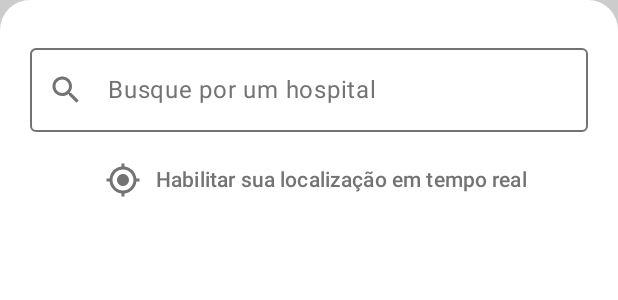
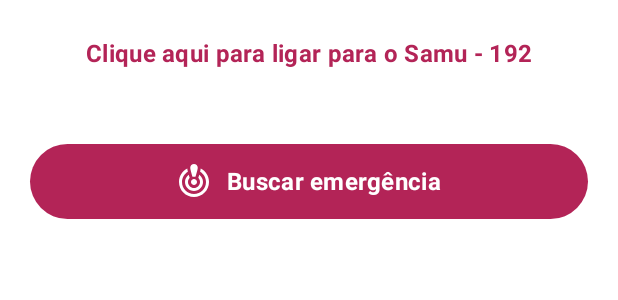
Before and after one commit to maeceloacm1998/Susan, an Android app built with Jetpack Compose: the @Preview function FooterComponentPreview, on a phone screen of 412 x 824 dp. Shown: the top 300 px of the screen. Run offline under Robolectric (Android 15) with nearby library versions, the phone set to English and light mode, and no system bars; our stand-ins replace constraintlayout-compose.

Commit message:
feat: add new components in home

```diff
--- a/core/src/main/java/com/app/core/components/buttons/ButtonComponent.kt
+++ b/core/src/main/java/com/app/core/components/buttons/ButtonComponent.kt
@@ -1,10 +1,14 @@
 package com.app.core.components.buttons
 
 import androidx.compose.foundation.Image
+import androidx.compose.foundation.layout.Arrangement
+import androidx.compose.foundation.layout.Row
 import androidx.compose.foundation.layout.fillMaxWidth
 import androidx.compose.foundation.layout.height
+import androidx.compose.foundation.layout.padding
 import androidx.compose.foundation.layout.size
 import androidx.compose.material.icons.Icons
+import androidx.compose.material.icons.filled.ArrowForward
 import androidx.compose.material.icons.filled.Check
 import androidx.compose.material3.Button
 import androidx.compose.material3.ButtonDefaults
@@ -12,10 +16,14 @@ import androidx.compose.material3.CircularProgressIndicator
 import androidx.compose.material3.MaterialTheme
 import androidx.compose.material3.Text
 import androidx.compose.runtime.Composable
+import androidx.compose.ui.Alignment
 import androidx.compose.ui.Modifier
 import androidx.compose.ui.graphics.Color
 import androidx.compose.ui.graphics.ColorFilter
+import androidx.compose.ui.graphics.painter.Painter
+import androidx.compose.ui.graphics.vector.ImageVector
 import androidx.compose.ui.text.font.FontWeight
+import androidx.compose.ui.tooling.preview.Preview
 import com.app.core.ui.theme.CustomDimensions
 import com.app.core.ui.theme.GrayDark
 import com.app.core.ui.theme.GrayLight
@@ -25,13 +33,16 @@ import com.app.core.ui.theme.SuccessLight
 
 @Composable
 fun ButtonComponent(
+    modifier: Modifier = Modifier,
     title: String,
     titleColor: Color = SoftBlack,
     containerColor: Color = GrayDark,
+    imageVector: ImageVector? = null,
+    painter: Painter? = null,
+    iconColor: Color = Color.White,
     loading: Boolean = false,
     isChecked: Boolean = false,
     onButtonListener: () -> Unit,
-    modifier: Modifier = Modifier,
 ) {
     Button(
         modifier = modifier
@@ -59,6 +70,28 @@ fun ButtonComponent(
                     )
                 )
             } else {
+                Row(
+                    verticalAlignment = Alignment.CenterVertically,
+                    horizontalArrangement = Arrangement.Center
+                ) {
+                    if (imageVector != null) {
+                        Image(
+                            modifier = Modifier.padding(end = CustomDimensions.padding10),
+                            imageVector = imageVector,
+                            colorFilter = ColorFilter.tint(iconColor),
+                            contentDescription = "icon_button",
+                        )
+                    }
+
+                    if (painter != null) {
+                        Image(
+                            modifier = Modifier.padding(end = CustomDimensions.padding10),
+                            painter = painter,
+                            colorFilter = ColorFilter.tint(iconColor),
+                            contentDescription = "icon_button",
+                        )
+                    }
+
                     Text(
                         text = title,
                         color = titleColor,
@@ -69,3 +102,10 @@ fun ButtonComponent(
             }
         }
     }
+}
+
+@Preview
+@Composable
+fun ButtonComponentPreview() {
+    ButtonComponent(title = "Buscar emergência", onButtonListener = { /*TODO*/ })
+}
--- a/core/src/main/java/com/app/core/service/di/ServiceDI.kt
+++ b/core/src/main/java/com/app/core/service/di/ServiceDI.kt
@@ -1,11 +1,13 @@
 package com.app.core.service.di
 
 import com.app.core.service.location.di.LocationServiceModule
+import com.app.core.service.phonedialog.PhoneDialogModule
 import com.app.core.service.sharedpreferences.SharedPreferencesModule
 
 object ServiceDI {
     val instance = listOf(
         SharedPreferencesModule.modules,
-        LocationServiceModule.modules
+        LocationServiceModule.modules,
+        PhoneDialogModule.modules
     )
 }
--- a/core/src/main/java/com/app/core/ui/theme/Color.kt
+++ b/core/src/main/java/com/app/core/ui/theme/Color.kt
@@ -12,7 +12,7 @@ val BrowDark = Color(0xFFD99734)
 val BlueDark = Color(0xFF1A212D)
 val Background = Color(0xFFFAFAFA)
 val BackgroundTransparent = Color(0xBF021533)
-val RedDark = Color(0xFFB3261E)
+val RedDark = Color(0xFFB32457)
 val SoftBlack = Color(0xFF1C1C1C)
 val GrayDark = Color(0xFF737373)
 val GrayLight = Color(0xFFD8D8D8)
--- a/home/build.gradle.kts
+++ b/home/build.gradle.kts
@@ -82,6 +82,9 @@ dependencies {
     // COIN
     implementation("io.coil-kt:coil-compose:2.5.0")
 
+    //Constraint layout
+    implementation("androidx.constraintlayout:constraintlayout-compose:1.0.1")
+
     testImplementation("io.insert-koin:koin-test:3.5.0")
     testImplementation("io.mockk:mockk:1.13.9")
     testImplementation("org.jetbrains.kotlinx:kotlinx-coroutines-test:1.6.1")
--- a/home/src/main/AndroidManifest.xml
+++ b/home/src/main/AndroidManifest.xml
@@ -6,7 +6,6 @@
     <uses-permission android:name="android.permission.INTERNET" />
     <uses-permission android:name="android.permission.ACCESS_NETWORK_STATE" />
 
-
     <application>
         <meta-data
             android:name="com.google.android.geo.API_KEY"
--- /dev/null
+++ b/home/src/main/java/com/app/home/components/emergencyfooter/EmergencyFooterComponent.kt
@@ -0,0 +1,83 @@
+package com.app.home.components.emergencyfooter
+
+import androidx.compose.foundation.background
+import androidx.compose.foundation.layout.Box
+import androidx.compose.foundation.layout.Column
+import androidx.compose.foundation.layout.fillMaxWidth
+import androidx.compose.foundation.layout.height
+import androidx.compose.foundation.layout.padding
+import androidx.compose.foundation.shape.RoundedCornerShape
+import androidx.compose.material.icons.Icons
+import androidx.compose.material.icons.filled.CrisisAlert
+import androidx.compose.runtime.Composable
+import androidx.compose.ui.Modifier
+import androidx.compose.ui.draw.clip
+import androidx.compose.ui.graphics.Color
+import androidx.compose.ui.tooling.preview.Preview
+import com.app.core.components.buttons.ButtonComponent
+import com.app.core.ui.theme.CustomDimensions
+import com.app.core.ui.theme.RedDark
+
+@Composable
+fun EmergencyFooterComponent(
+    modifier: Modifier = Modifier,
+    onClickSearchEmergency: () -> Unit,
+    onClickEmergencyPhone: () -> Unit
+) {
+    Column(
+        modifier = modifier
+    ) {
+        Column(
+            modifier = Modifier.padding(
+                horizontal = CustomDimensions.padding20,
+                vertical = CustomDimensions.padding16
+            ),
+        ) {
+            ButtonComponent(
+                modifier = Modifier.height(CustomDimensions.padding40),
+                title = "Clique aqui para ligar para o Samu - 192",
+                containerColor = Color.White,
+                titleColor = RedDark,
+                onButtonListener = onClickEmergencyPhone
+            )
+        }
+
+        Box(
+            modifier = Modifier
+                .fillMaxWidth()
+                .clip(
+                    RoundedCornerShape(
+                        topStart = CustomDimensions.padding20,
+                        topEnd = CustomDimensions.padding20
+                    )
+                )
+        ) {
+            Column(
+                modifier = modifier
+                    .fillMaxWidth()
+                    .background(Color.White)
+                    .padding(
+                        horizontal = CustomDimensions.padding20,
+                        vertical = CustomDimensions.padding24
+                    )
+            ) {
+                ButtonComponent(
+                    title = "Buscar emergência",
+                    containerColor = RedDark,
+                    titleColor = Color.White,
+                    imageVector = Icons.Filled.CrisisAlert,
+                    onButtonListener = onClickSearchEmergency
+                )
+            }
+        }
+    }
+}
+
+@Preview
+@Composable
+fun FooterComponentPreview() {
+    EmergencyFooterComponent(
+        onClickEmergencyPhone = {},
+        onClickSearchEmergency = {}
+    )
+}
--- a/home/src/main/java/com/app/home/components/searchfooter/SearchFooterComponent.kt
+++ /dev/null
@@ -1,79 +0,0 @@
-package com.app.home.components.searchfooter
-
-import androidx.compose.foundation.Image
-import androidx.compose.foundation.background
-import androidx.compose.foundation.clickable
-import androidx.compose.foundation.layout.Arrangement
-import androidx.compose.foundation.layout.Box
-import androidx.compose.foundation.layout.Column
-import androidx.compose.foundation.layout.Row
-import androidx.compose.foundation.layout.fillMaxWidth
-import androidx.compose.foundation.layout.padding
-import androidx.compose.foundation.shape.RoundedCornerShape
-import androidx.compose.material.icons.Icons
-import androidx.compose.material.icons.filled.GpsFixed
-import androidx.compose.material.icons.filled.Search
-import androidx.compose.material3.MaterialTheme
-import androidx.compose.material3.Text
-import androidx.compose.runtime.Composable
-import androidx.compose.ui.Alignment
-import androidx.compose.ui.Modifier
-import androidx.compose.ui.draw.clip
-import androidx.compose.ui.graphics.Color
-import androidx.compose.ui.graphics.ColorFilter
-import com.app.core.components.textfield.TextFieldCustom
-import com.app.core.ui.theme.CustomDimensions
-import com.app.core.ui.theme.GrayDark
-
-@Composable
-fun FooterComponent(
-    modifier: Modifier = Modifier
-) {
-    Box(
-        modifier = Modifier
-            .fillMaxWidth()
-            .background(Color.LightGray)
-            .clip(
-                RoundedCornerShape(
-                    topStart = CustomDimensions.padding20,
-                    topEnd = CustomDimensions.padding20
-                )
-            )
-    ) {
-        Column(
-            modifier = modifier
-                .fillMaxWidth()
-                .background(Color.White)
-                .padding(
-                    horizontal = CustomDimensions.padding20,
-                    vertical = CustomDimensions.padding24
-                )
-        ) {
-            TextFieldCustom(
-                modifier = Modifier.fillMaxWidth(),
-                startIconImageVector = Icons.Filled.Search,
-                label = "Busque por um hospital",
-                onChangeListener = {})
-
-            Row(
-                modifier = Modifier
-                    .fillMaxWidth()
-                    .clickable { },
-                verticalAlignment = Alignment.CenterVertically,
-                horizontalArrangement = Arrangement.Center
-            ) {
-                Image(
-                    imageVector = Icons.Filled.GpsFixed,
-                    contentDescription = "GPS",
-                    colorFilter = ColorFilter.tint(color = GrayDark),
-                    modifier = Modifier.padding(horizontal = CustomDimensions.padding10)
-                )
-                Text(
-                    text = "Habilitar sua localização em tempo real",
-                    color = GrayDark,
-                    style = MaterialTheme.typography.titleSmall,
-                )
-            }
-        }
-    }
-}
--- a/home/src/main/java/com/app/home/di/HomeModule.kt
+++ b/home/src/main/java/com/app/home/di/HomeModule.kt
@@ -21,6 +21,7 @@ object HomeModule {
         viewModel {
             HomeViewModel(
                 getHomeCurrentLocationUseCase = get(),
+                openPhoneDialogUseCase = get(),
                 observeHomeCurrentLocationUseCase = get(),
             )
         }
```
Also changed, not shown: core/src/main/java/com/app/core/components/textfield/TextFieldCustom.kt (+22 -6 lines), core/src/main/java/com/app/core/service/phonedialog/OpenPhoneDialogUseCase.kt (added, +16 -0 lines), core/src/main/java/com/app/core/service/phonedialog/PhoneDialogModule.kt (added, +9 -0 lines), home/src/main/java/com/app/home/components/searchbar/SearchBarComponent.kt (added, +46 -0 lines), home/src/main/java/com/app/home/feature/home/ui/HomeRoute.kt (+10 -1 lines), home/src/main/java/com/app/home/feature/home/ui/HomeScreen.kt (+58 -22 lines), home/src/main/java/com/app/home/feature/home/ui/HomeViewModel.kt (+17 -0 lines). Lines whose indentation alone changed are shown as unchanged.
